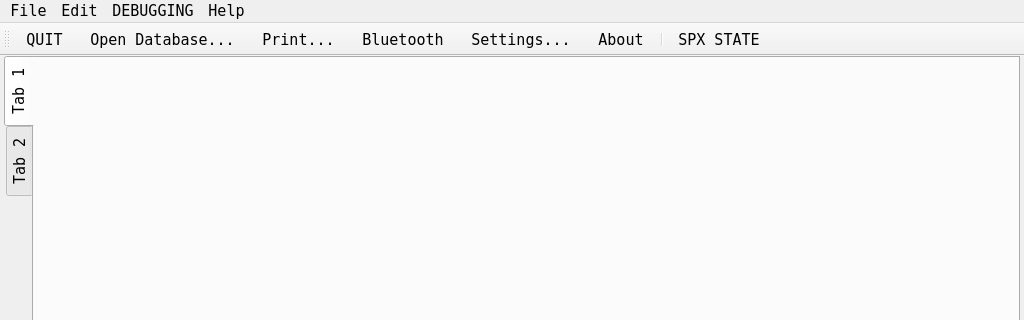
dmarc0001/spx42Control, file src/ui/SPX42ControlMainWin.ui: the form before one commit; both pictures show x 0 to 1024 and y 0 to 320 of the 1024 by 800 pixel window.
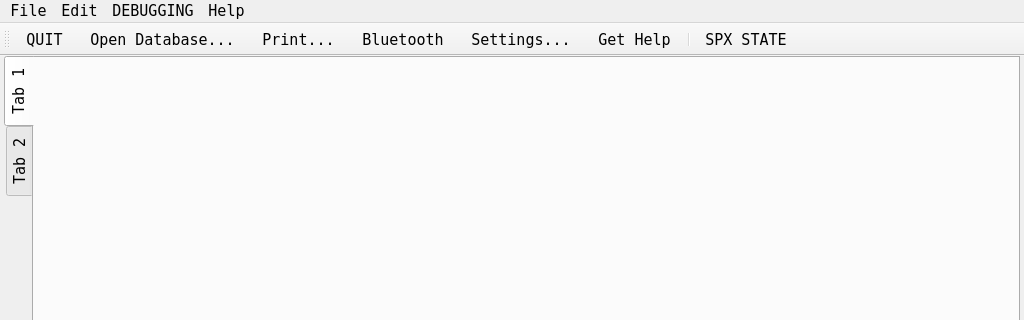
The form after the commit. Icons and pictures are not drawn.

What changed in the file:
```diff
--- a/src/ui/SPX42ControlMainWin.ui
+++ b/src/ui/SPX42ControlMainWin.ui
@@ -150,7 +150,7 @@
    <addaction name="actionActionPrint"/>
    <addaction name="actionConnectBluetooth"/>
    <addaction name="actionSettings"/>
-   <addaction name="actionAbout"/>
+   <addaction name="actionGetHelp"/>
    <addaction name="separator"/>
    <addaction name="actionSPX_STATE"/>
   </widget>
```
Left out of the diff: 10 changed lines with no effect on the pictures.
